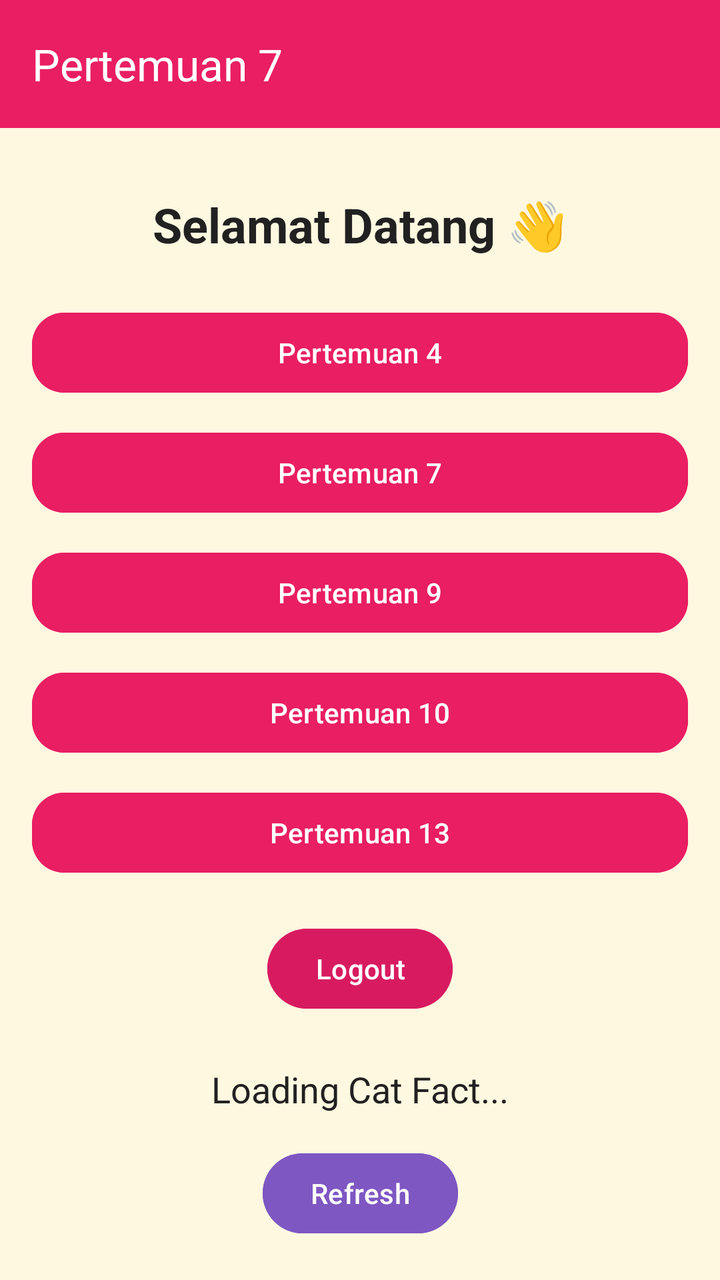
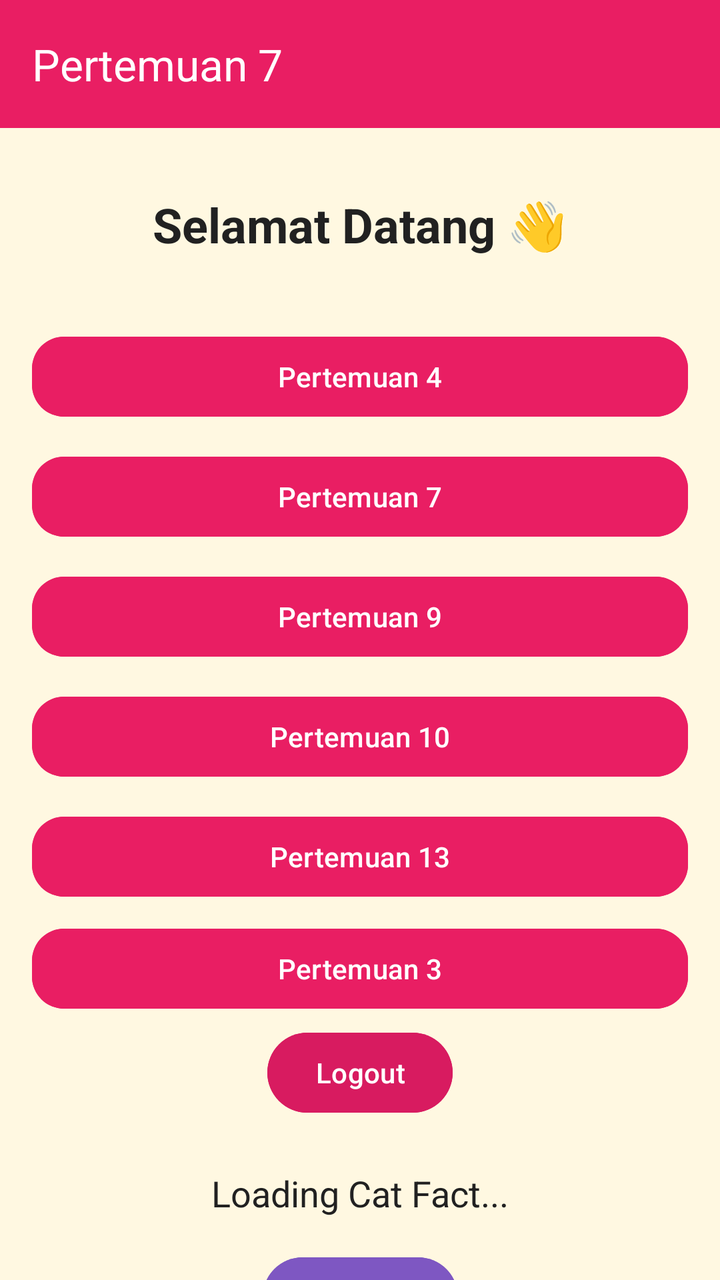

Before-and-after screenshots of an Android layout around one commit, followed by the original layout XML and the change that was made.
<!-- AndroidManifest.xml: application theme Theme.MersyaApps -->
<!-- res/layout/fragment_home.xml -->
<?xml version="1.0" encoding="utf-8"?>
<androidx.coordinatorlayout.widget.CoordinatorLayout
    xmlns:android="http://schemas.android.com/apk/res/android"
    xmlns:app="http://schemas.android.com/apk/res-auto"
    xmlns:tools="http://schemas.android.com/tools"
    android:layout_width="match_parent"
    android:layout_height="match_parent"
    android:background="#FFF8E1"
    tools:context=".Home.HomeFragment">

    <com.google.android.material.appbar.AppBarLayout
        android:layout_width="match_parent"
        android:layout_height="wrap_content">

        <androidx.appcompat.widget.Toolbar
            android:id="@+id/toolbar"
            android:layout_width="match_parent"
            android:layout_height="?attr/actionBarSize"
            android:background="#E91E63"
            app:title="Pertemuan 7"
            app:titleTextColor="@android:color/white"/>

    </com.google.android.material.appbar.AppBarLayout>

    <androidx.core.widget.NestedScrollView
        android:layout_width="match_parent"
        android:layout_height="match_parent"
        app:layout_behavior="@string/appbar_scrolling_view_behavior">

        <androidx.constraintlayout.widget.ConstraintLayout
            android:layout_width="match_parent"
            android:layout_height="wrap_content"
            android:padding="16dp">

            

            <TextView
                android:id="@+id/tvWelcome"
                android:layout_width="0dp"
                android:layout_height="wrap_content"
                android:text="Selamat Datang 👋"
                android:textSize="24sp"
                android:textStyle="bold"
                android:textColor="#212121"
                android:gravity="center"
                android:layout_marginTop="16dp"
                app:layout_constraintTop_toTopOf="parent"
                app:layout_constraintStart_toStartOf="parent"
                app:layout_constraintEnd_toEndOf="parent"/>

            

            <com.google.android.material.button.MaterialButton
                android:id="@+id/button1"
                android:layout_width="0dp"
                android:layout_height="wrap_content"
                android:text="Pertemuan 4"
                android:layout_marginTop="24dp"
                android:backgroundTint="#E91E63"
                app:cornerRadius="16dp"
                app:layout_constraintTop_toBottomOf="@id/tvWelcome"
                app:layout_constraintStart_toStartOf="parent"
                app:layout_constraintEnd_toEndOf="parent"/>

            <com.google.android.material.button.MaterialButton
                android:id="@+id/button2"
                android:layout_width="0dp"
                android:layout_height="wrap_content"
                android:text="Pertemuan 7"
                android:layout_marginTop="12dp"
                android:backgroundTint="#E91E63"
                app:cornerRadius="16dp"
                app:layout_constraintTop_toBottomOf="@id/button1"
                app:layout_constraintStart_toStartOf="parent"
                app:layout_constraintEnd_toEndOf="parent"/>

            <com.google.android.material.button.MaterialButton
                android:id="@+id/button4"
                android:layout_width="0dp"
                android:layout_height="wrap_content"
                android:text="Pertemuan 9"
                android:layout_marginTop="12dp"
                android:backgroundTint="#E91E63"
                app:cornerRadius="16dp"
                app:layout_constraintTop_toBottomOf="@id/button2"
                app:layout_constraintStart_toStartOf="parent"
                app:layout_constraintEnd_toEndOf="parent"/>

            <com.google.android.material.button.MaterialButton
                android:id="@+id/btnToTenth"
                android:layout_width="0dp"
                android:layout_height="wrap_content"
                android:text="Pertemuan 10"
                android:layout_marginTop="12dp"
                android:backgroundTint="#E91E63"
                app:cornerRadius="16dp"
                app:layout_constraintTop_toBottomOf="@id/button4"
                app:layout_constraintStart_toStartOf="parent"
                app:layout_constraintEnd_toEndOf="parent"/>

            <com.google.android.material.button.MaterialButton
                android:id="@+id/btnToThirteenth"
                android:layout_width="0dp"
                android:layout_height="wrap_content"
                android:text="Pertemuan 13"
                android:layout_marginTop="12dp"
                android:backgroundTint="#E91E63"
                app:cornerRadius="16dp"
                app:layout_constraintTop_toBottomOf="@id/btnToTenth"
                app:layout_constraintStart_toStartOf="parent"
                app:layout_constraintEnd_toEndOf="parent"/>

            

            <com.google.android.material.button.MaterialButton
                android:id="@+id/btnLogout"
                android:layout_width="wrap_content"
                android:layout_height="wrap_content"
                android:text="Logout"
                android:layout_marginTop="20dp"
                android:backgroundTint="#D81B60"
                app:cornerRadius="20dp"
                app:layout_constraintTop_toBottomOf="@id/btnToThirteenth"
                app:layout_constraintStart_toStartOf="parent"
                app:layout_constraintEnd_toEndOf="parent"/>

            

            <TextView
                android:id="@+id/tvCatFact"
                android:layout_width="0dp"
                android:layout_height="wrap_content"
                android:text="Loading Cat Fact..."
                android:textSize="18sp"
                android:textColor="#212121"
                android:gravity="center"
                android:layout_marginTop="24dp"
                app:layout_constraintTop_toBottomOf="@id/btnLogout"
                app:layout_constraintStart_toStartOf="parent"
                app:layout_constraintEnd_toEndOf="parent"/>

            

            <com.google.android.material.button.MaterialButton
                android:id="@+id/btnRefresh"
                android:layout_width="wrap_content"
                android:layout_height="wrap_content"
                android:text="Refresh"
                android:layout_marginTop="16dp"
                android:backgroundTint="#7E57C2"
                app:cornerRadius="20dp"
                app:layout_constraintTop_toBottomOf="@id/tvCatFact"
                app:layout_constraintStart_toStartOf="parent"
                app:layout_constraintEnd_toEndOf="parent"/>

            

            <androidx.recyclerview.widget.RecyclerView
                android:id="@+id/rvGallery"
                android:layout_width="0dp"
                android:layout_height="wrap_content"
                android:layout_marginTop="20dp"
                app:layout_constraintTop_toBottomOf="@id/btnRefresh"
                app:layout_constraintStart_toStartOf="parent"
                app:layout_constraintEnd_toEndOf="parent"
                app:layout_constraintBottom_toBottomOf="parent"/>

        </androidx.constraintlayout.widget.ConstraintLayout>

    </androidx.core.widget.NestedScrollView>

</androidx.coordinatorlayout.widget.CoordinatorLayout>
<!-- resources referenced by this layout -->
<resources>
  <style name="Theme.MersyaApps" parent="Base.Theme.MersyaApps" />
  <style name="Base.Theme.MersyaApps" parent="Theme.Material3.DayNight.NoActionBar">
          
          
      </style>
</resources>

<!-- the commit's change to res/layout/fragment_home.xml (unified diff, before → after) -->
@@ -51,16 +51,30 @@
             
 
             <com.google.android.material.button.MaterialButton
+                android:id="@+id/button10"
+                android:layout_width="0dp"
+                android:layout_height="wrap_content"
+                android:layout_marginTop="332dp"
+                android:backgroundTint="#E91E63"
+                android:text="Pertemuan 3"
+                app:cornerRadius="16dp"
+                app:layout_constraintEnd_toEndOf="parent"
+                app:layout_constraintHorizontal_bias="0.0"
+                app:layout_constraintStart_toStartOf="parent"
+                app:layout_constraintTop_toBottomOf="@id/tvWelcome" />
+
+            <com.google.android.material.button.MaterialButton
                 android:id="@+id/button1"
                 android:layout_width="0dp"
                 android:layout_height="wrap_content"
+                android:layout_marginTop="36dp"
+                android:backgroundTint="#E91E63"
                 android:text="Pertemuan 4"
-                android:layout_marginTop="24dp"
-                android:backgroundTint="#E91E63"
                 app:cornerRadius="16dp"
-                app:layout_constraintTop_toBottomOf="@id/tvWelcome"
+                app:layout_constraintEnd_toEndOf="parent"
+                app:layout_constraintHorizontal_bias="0.0"
                 app:layout_constraintStart_toStartOf="parent"
-                app:layout_constraintEnd_toEndOf="parent"/>
+                app:layout_constraintTop_toBottomOf="@id/tvWelcome" />
 
             <com.google.android.material.button.MaterialButton
                 android:id="@+id/button2"
@@ -98,33 +112,34 @@
                 app:layout_constraintStart_toStartOf="parent"
                 app:layout_constraintEnd_toEndOf="parent"/>
 
+            
+
+            
+
             <com.google.android.material.button.MaterialButton
                 android:id="@+id/btnToThirteenth"
                 android:layout_width="0dp"
                 android:layout_height="wrap_content"
-                android:text="Pertemuan 13"
                 android:layout_marginTop="12dp"
                 android:backgroundTint="#E91E63"
+                android:text="Pertemuan 13"
                 app:cornerRadius="16dp"
-                app:layout_constraintTop_toBottomOf="@id/btnToTenth"
+                app:layout_constraintEnd_toEndOf="parent"
+                app:layout_constraintHorizontal_bias="0.0"
                 app:layout_constraintStart_toStartOf="parent"
-                app:layout_constraintEnd_toEndOf="parent"/>
-
-            
+                app:layout_constraintTop_toBottomOf="@id/btnToTenth" />
 
             <com.google.android.material.button.MaterialButton
                 android:id="@+id/btnLogout"
                 android:layout_width="wrap_content"
                 android:layout_height="wrap_content"
+                android:layout_marginTop="60dp"
+                android:backgroundTint="#D81B60"
                 android:text="Logout"
-                android:layout_marginTop="20dp"
-                android:backgroundTint="#D81B60"
                 app:cornerRadius="20dp"
-                app:layout_constraintTop_toBottomOf="@id/btnToThirteenth"
+                app:layout_constraintEnd_toEndOf="parent"
                 app:layout_constraintStart_toStartOf="parent"
-                app:layout_constraintEnd_toEndOf="parent"/>
-
-            
+                app:layout_constraintTop_toBottomOf="@id/btnToThirteenth" />
 
             <TextView
                 android:id="@+id/tvCatFact"
